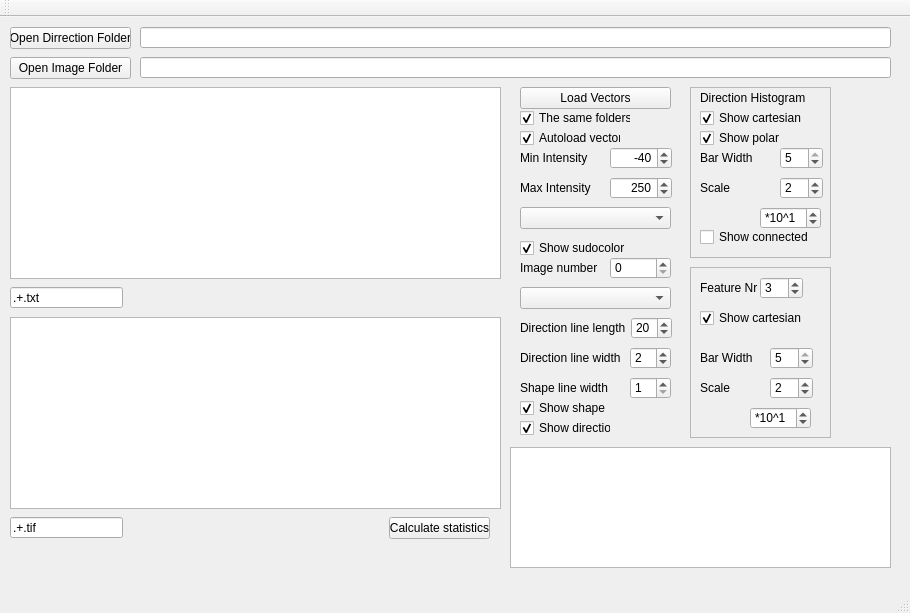
This is mainwindow.ui in marcinkociolek/BasicDirMapViewer as Qt 5 draws it before an edit. The edited form follows.
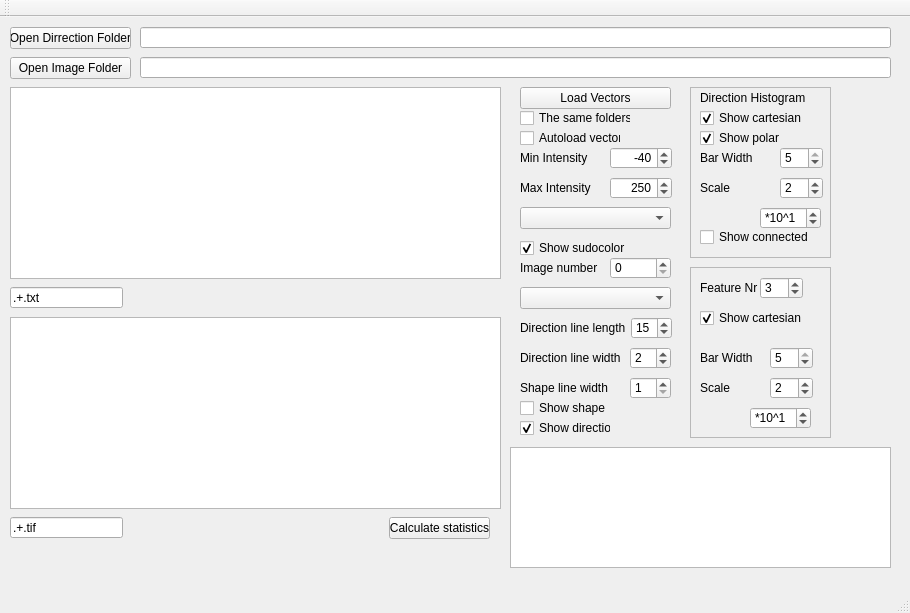
This is the edited form.

Commit message: further statistics

The edit to the form file:
```diff
--- a/mainwindow.ui
+++ b/mainwindow.ui
@@ -321,7 +321,7 @@
      <string>Show shape</string>
     </property>
     <property name="checked">
-     <bool>true</bool>
+     <bool>false</bool>
     </property>
    </widget>
    <widget class="QLabel" name="label_4">
@@ -379,7 +379,7 @@
      <number>0</number>
     </property>
     <property name="value">
-     <double>20.000000000000000</double>
+     <double>15.000000000000000</double>
     </property>
    </widget>
    <widget class="QCheckBox" name="checkBoxSameFolders">
@@ -395,7 +395,7 @@
      <string>The same folders</string>
     </property>
     <property name="checked">
-     <bool>true</bool>
+     <bool>false</bool>
     </property>
    </widget>
    <widget class="QCheckBox" name="checkBoxAuloLoadVectors">
@@ -411,7 +411,7 @@
      <string>Autoload vectors</string>
     </property>
     <property name="checked">
-     <bool>true</bool>
+     <bool>false</bool>
     </property>
    </widget>
    <widget class="QFrame" name="frame">
```
The commit also changes 2 other files.
